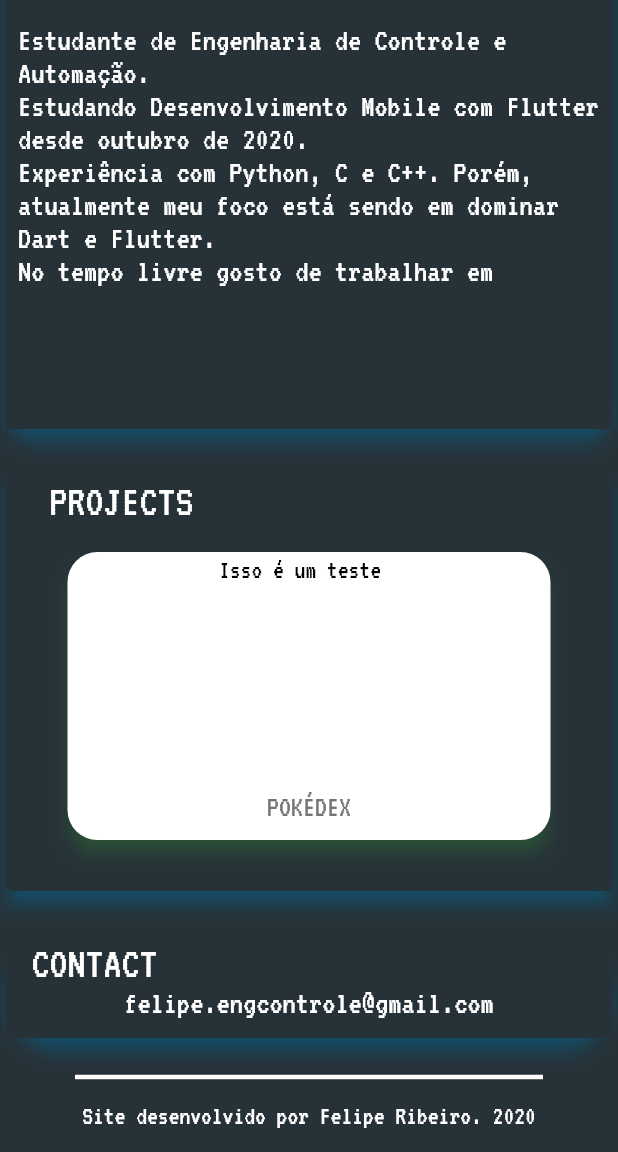
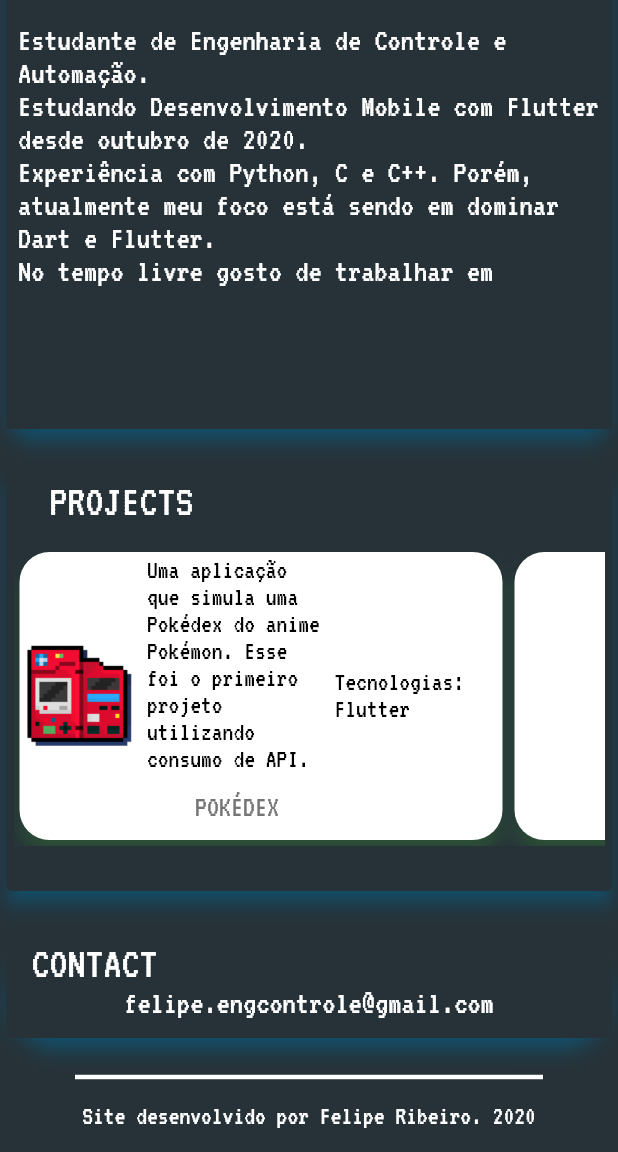
Before and after one commit to feliper2002/portfolio_dev, a Flutter app: the screen it shows after launch, scrolled down 233 dp, on a phone screen of 412 x 824 dp, the part 84-1236 px from its top. Run offline on Flutter 3.47's test engine with Material 2 defaults, Android fonts, the phone set to English and light mode, and no system bars; our stand-ins replace google_fonts; missing offline and left inert: dart:html.

Commit message:
atualizando projects

```diff
--- a/lib/models/projects/projectCards.dart
+++ b/lib/models/projects/projectCards.dart
@@ -11,11 +11,13 @@ class ProjectCard extends StatefulWidget {
     this.projectImage,
     this.cardColor,
     this.cardShadowColor,
+    this.usedTechnologies,
   }) : super(key: key);
 
   String projectUrl;
   String projectName;
   String projectDescription;
+  String usedTechnologies;
   Image projectImage;
   Color cardColor;
   Color cardShadowColor;
@@ -40,7 +42,14 @@ class _ProjectCardState extends State<ProjectCard> {
           shape: RoundedRectangleBorder(
             borderRadius: BorderRadius.circular(20),
           ),
-          child: Column(
+          child: Row(
+            children: [
+              Container(
+                height: 80,
+                width: 80,
+                child: widget.projectImage,
+              ),
+              Column(
                 children: [
                   Container(
                     padding: EdgeInsets.only(left: 5, top: 3, right: 3),
@@ -60,6 +69,13 @@ class _ProjectCardState extends State<ProjectCard> {
                   ),
                 ],
               ),
+              Text(
+                'Tecnologias:\n'
+                '${widget.usedTechnologies}',
+                style: projectsCardAboutTextStyle,
+              ),
+            ],
+          ),
           elevation: 5,
         ),
       ),
--- a/lib/pages/home/myProjects.dart
+++ b/lib/pages/home/myProjects.dart
@@ -43,12 +43,39 @@ class _MyProjectsState extends State<MyProjects> {
                 crossAxisAlignment: CrossAxisAlignment.center,
                 children: [
                   ProjectCard(
-                    projectDescription: 'Isso é um teste',
+                    projectDescription: 'Uma aplicação que simula'
+                        ' uma Pokédex do anime Pokémon. Esse foi o primeiro projeto utilizando consumo de API.',
                     projectName: 'Pokédex',
                     projectUrl:
                         'https://github.com/feliper2002/pokedex-flutter-api',
                     cardColor: Colors.white,
                     cardShadowColor: Colors.green,
+                    projectImage:
+                        Image.asset('lib/assets/images/icon_pokedex.png'),
+                    usedTechnologies: 'Flutter',
+                  ),
+                  ProjectCard(
+                    projectDescription:
+                        'Jogue o famoso jogo "Pedra Papel e Tesoura" contra '
+                        'o seu próprio celular!'
+                        ' Ganha quem chegar primeiro aos 10 pontos!',
+                    projectName: 'JoKenPo',
+                    projectUrl:
+                        'https://github.com/feliper2002/Projetos-Flutter/tree/main/jokenpo_app',
+                    cardColor: Colors.white,
+                    cardShadowColor: Colors.green,
+                    usedTechnologies: 'Flutter',
+                  ),
+                  ProjectCard(
+                    projectDescription:
+                        'Esse site foi desenvolvido com o Flutter Web!'
+                        ' O site estará em constante atualização para adição de projetos.',
+                    projectName: 'Portfólio',
+                    projectUrl:
+                        'https://github.com/feliper2002/felipe.developer',
+                    cardColor: Colors.white,
+                    cardShadowColor: Colors.green,
+                    usedTechnologies: 'Flutter Web',
                   ),
                 ],
               ),
```
Also changed, not shown: lib/assets/images/pokedex_blue.png (deleted). Lines whose indentation alone changed are shown as unchanged.
